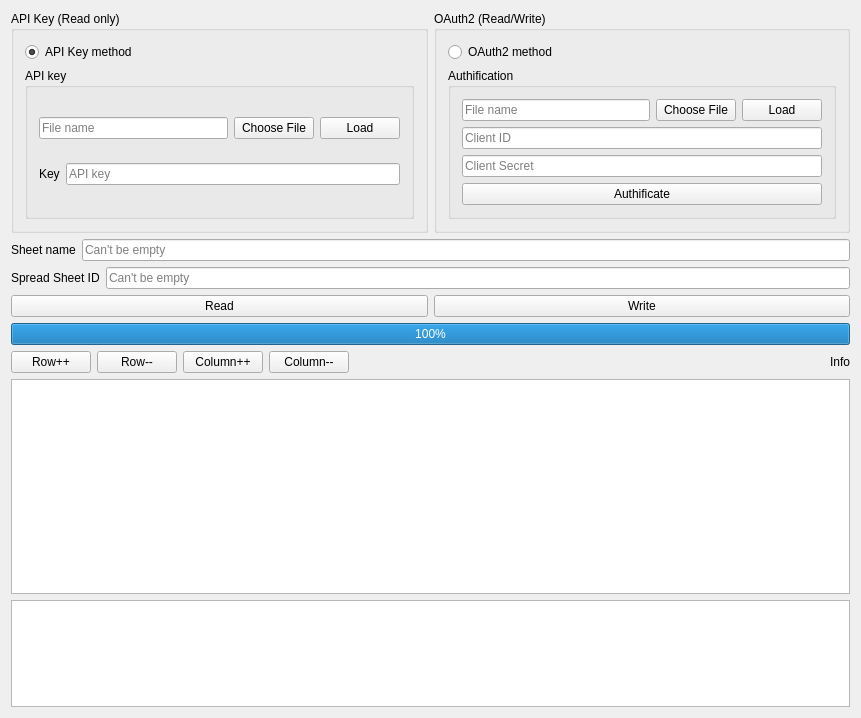
Above: googlesheetsmodifier.ui from 0mniCrow/GoogleSheetWriter before the change. Below: the same form after it.
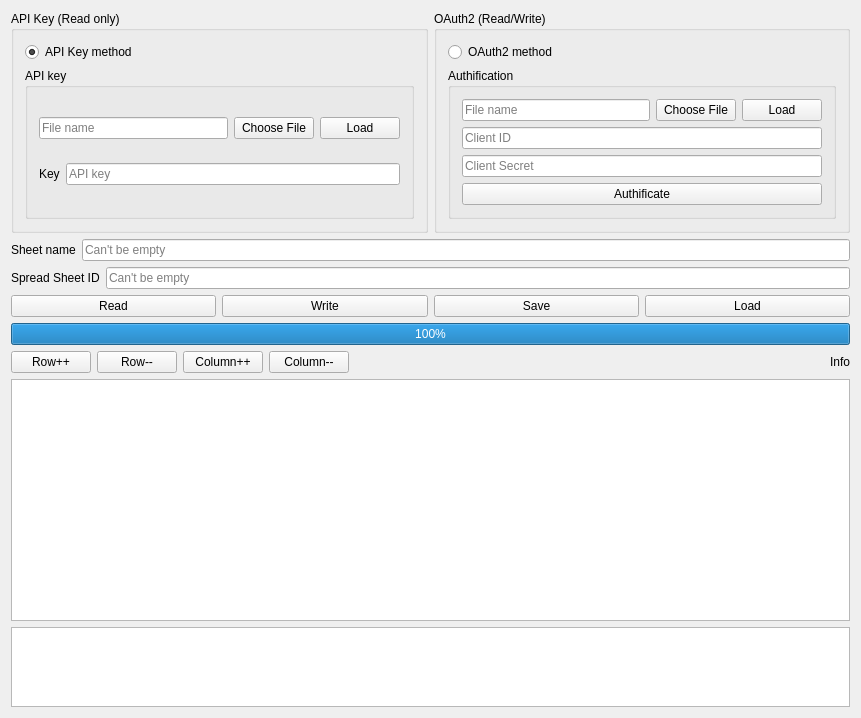
That is the form after the change.

Commit message: Add json file load/save. Add button functions for gui.

```diff
--- a/googlesheetsmodifier.ui
+++ b/googlesheetsmodifier.ui
@@ -243,6 +243,20 @@
          </property>
         </widget>
        </item>
+       <item>
+        <widget class="QPushButton" name="ButtonSave">
+         <property name="text">
+          <string>Save</string>
+         </property>
+        </widget>
+       </item>
+       <item>
+        <widget class="QPushButton" name="ButtonLoad">
+         <property name="text">
+          <string>Load</string>
+         </property>
+        </widget>
+       </item>
       </layout>
      </item>
     </layout>
@@ -310,7 +324,7 @@
     </layout>
    </item>
    <item>
-    <layout class="QVBoxLayout" name="verticalLayout_7" stretch="2,1">
+    <layout class="QVBoxLayout" name="verticalLayout_7" stretch="3,1">
      <property name="bottomMargin">
       <number>0</number>
      </property>
```
Left out of the diff: 2 changed lines with no effect on the pictures. The commit also changes 5 other files.
